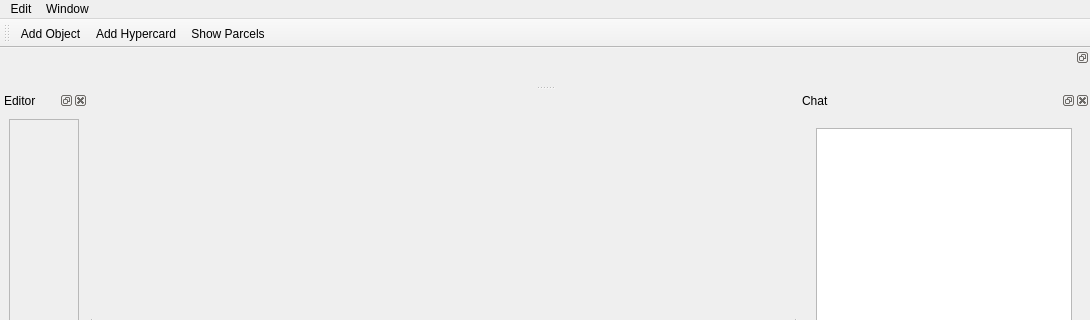
shipilovden/substrata-metasiberia, file gui_client/MainWindow.ui: the form before one commit; both pictures show x 0 to 1090 and y 0 to 320 of the 1090 by 639 pixel window.
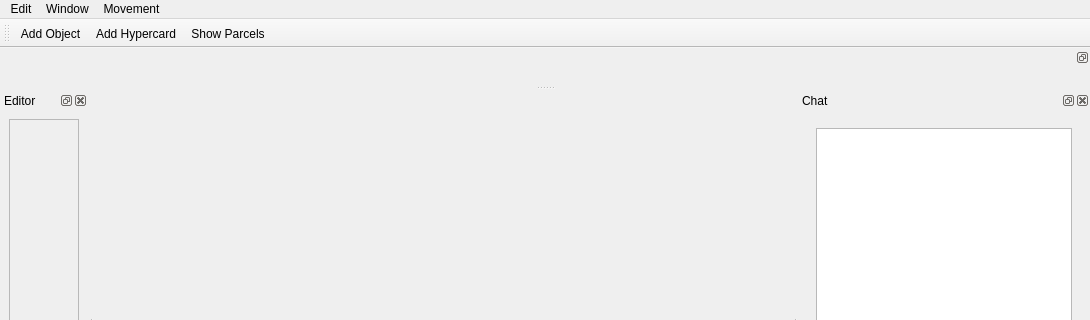
The form after the commit. Custom widgets are drawn as their Qt base class.

Commit message: Added fly mode, in new movement menu in UI. Storing flyMode and show parcels toggles in settings. Made object rotation in MainWindow::rotateObject() (when user wants to rotate selected object)  use quaternions instead of matrices. Enabling texture compression for OpenGL engine. Made parcels be an arbitrary convex shape with 4 vertices, instead of AABBs.

```diff
--- a/gui_client/MainWindow.ui
+++ b/gui_client/MainWindow.ui
@@ -35,7 +35,7 @@
      <x>0</x>
      <y>0</y>
      <width>1090</width>
-     <height>26</height>
+     <height>21</height>
     </rect>
    </property>
    <widget class="QMenu" name="menuWindow">
@@ -53,8 +53,15 @@
     <addaction name="actionCloneObject"/>
     <addaction name="actionDeleteObject"/>
    </widget>
+   <widget class="QMenu" name="menuMovement">
+    <property name="title">
+     <string>Movement</string>
+    </property>
+    <addaction name="actionFly_Mode"/>
+   </widget>
    <addaction name="menuEdit"/>
    <addaction name="menuWindow"/>
+   <addaction name="menuMovement"/>
   </widget>
   <widget class="QStatusBar" name="statusbar"/>
   <widget class="QToolBar" name="toolBar">
```
Left out of the diff: 12 changed lines with no effect on the pictures. The commit also changes 9 other files.
